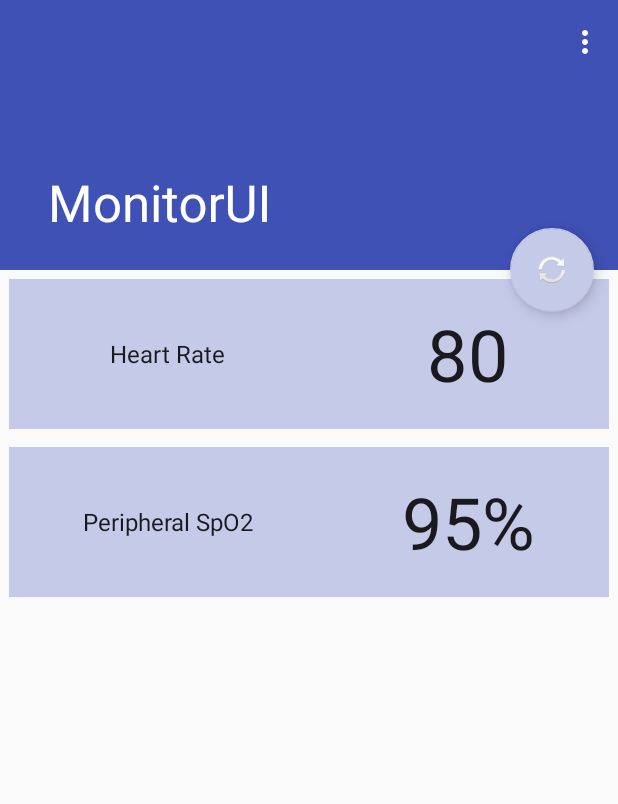
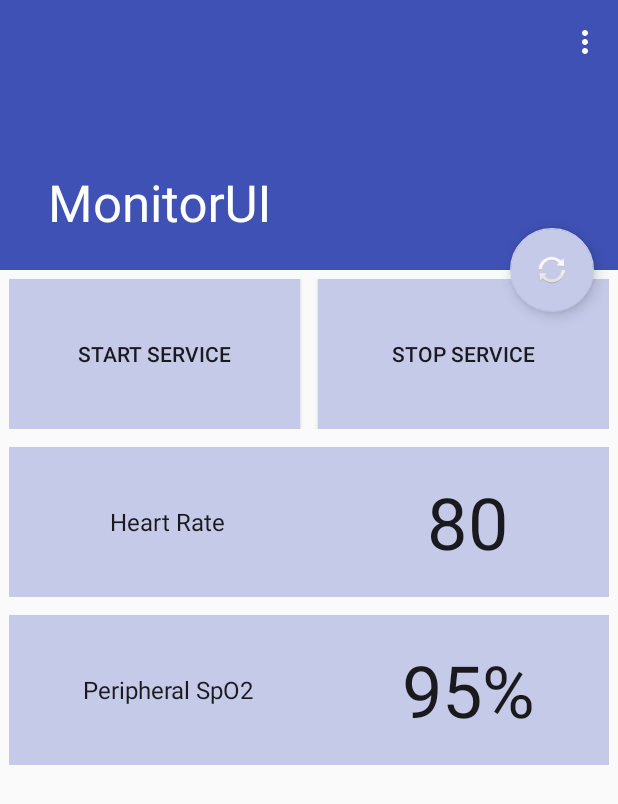
Before and after one commit to esodell1/MonitorUI, an Android app: the screen it shows after launch (DashboardActivity), on a phone screen of 412 x 824 dp. Shown: the top 804 px of the screen. Run offline under Robolectric (Android 15) with nearby library versions, the phone set to English and light mode, and no system bars.

Commit message:
Working NSD

```diff
--- a/app/build.gradle
+++ b/app/build.gradle
@@ -6,7 +6,7 @@ android {
 
     defaultConfig {
         applicationId "edu.uw.tcss450.monitorui"
-        minSdkVersion 15
+        minSdkVersion 16
         targetSdkVersion 23
         versionCode 1
         versionName "1.0"
--- a/app/src/main/java/edu/uw/tcss450/monitorui/AppCompatPreferenceActivity.java
+++ b/app/src/main/java/edu/uw/tcss450/monitorui/activities/AppCompatPreferenceActivity.java
@@ -1,4 +1,4 @@
-package edu.uw.tcss450.monitorui;
+package edu.uw.tcss450.monitorui.activities;
 
 import android.content.res.Configuration;
 import android.os.Bundle;
--- a/app/src/main/java/edu/uw/tcss450/monitorui/DashboardActivity.java
+++ b/app/src/main/java/edu/uw/tcss450/monitorui/activities/DashboardActivity.java
@@ -1,4 +1,4 @@
-package edu.uw.tcss450.monitorui;
+package edu.uw.tcss450.monitorui.activities;
 
 import android.content.Intent;
 import android.net.Uri;
@@ -7,15 +7,22 @@ import android.support.design.widget.FloatingActionButton;
 import android.support.design.widget.Snackbar;
 import android.support.v7.app.AppCompatActivity;
 import android.support.v7.widget.Toolbar;
+import android.util.Log;
 import android.view.View;
 import android.view.Menu;
 import android.view.MenuItem;
 
+import edu.uw.tcss450.monitorui.fragments.HrDbFragment;
+import edu.uw.tcss450.monitorui.R;
+import edu.uw.tcss450.monitorui.fragments.Spo2DbFragment;
+import edu.uw.tcss450.monitorui.network.NsdHelper;
+
 public class DashboardActivity extends AppCompatActivity implements HrDbFragment.OnFragmentInteractionListener,
         Spo2DbFragment.OnFragmentInteractionListener {
-
-    View hrdb_fragment;
-    View spo2db_fragment;
+    private static final String TAG = "MonitorUI";
+    private NsdHelper mNsdHelper;
+    private View hrdb_fragment;
+    private View spo2db_fragment;
 
     @Override
     protected void onCreate(Bundle savedInstanceState) {
@@ -81,4 +88,35 @@ public class DashboardActivity extends AppCompatActivity implements HrDbFragment
     public void onHRUpdate(Uri uri) {
 
     }
+
+    @Override
+    protected void onStop() {
+        super.onStop();
+    }
+
+    @Override
+    protected void onStart() {
+        Log.d(TAG, "Starting.");
+        mNsdHelper = new NsdHelper(this);
+        mNsdHelper.initializeNsd();
+        super.onStart();
+    }
+
+    @Override
+    protected void onResume() {
+        Log.d(TAG, "Resuming.");
+        super.onResume();
+        if (mNsdHelper != null) {
+            mNsdHelper.discoverServices();
+        }
+    }
+
+    @Override
+    protected void onPause() {
+        Log.d(TAG, "Pausing.");
+        if (mNsdHelper != null) {
+            mNsdHelper.stopDiscovery();
+        }
+        super.onPause();
+    }
 }
--- a/app/src/main/java/edu/uw/tcss450/monitorui/HRActivity.java
+++ b/app/src/main/java/edu/uw/tcss450/monitorui/activities/HRActivity.java
@@ -1,4 +1,4 @@
-package edu.uw.tcss450.monitorui;
+package edu.uw.tcss450.monitorui.activities;
 
 import android.support.design.widget.FloatingActionButton;
 import android.support.design.widget.Snackbar;
@@ -17,6 +17,8 @@ import android.view.View;
 import android.view.ViewGroup;
 
 import android.widget.TextView;
+
+import edu.uw.tcss450.monitorui.R;
 
 public class HRActivity extends AppCompatActivity {
 
--- a/app/src/main/java/edu/uw/tcss450/monitorui/SettingsActivity.java
+++ b/app/src/main/java/edu/uw/tcss450/monitorui/activities/SettingsActivity.java
@@ -1,4 +1,4 @@
-package edu.uw.tcss450.monitorui;
+package edu.uw.tcss450.monitorui.activities;
 
 
 import android.annotation.TargetApi;
@@ -22,6 +22,8 @@ import android.view.MenuItem;
 import android.support.v4.app.NavUtils;
 
 import java.util.List;
+
+import edu.uw.tcss450.monitorui.R;
 
 /**
  * A {@link PreferenceActivity} that presents a set of application settings. On
--- a/app/src/main/java/edu/uw/tcss450/monitorui/Spo2DbFragment.java
+++ b/app/src/main/java/edu/uw/tcss450/monitorui/fragments/Spo2DbFragment.java
@@ -1,4 +1,4 @@
-package edu.uw.tcss450.monitorui;
+package edu.uw.tcss450.monitorui.fragments;
 
 import android.content.Context;
 import android.net.Uri;
@@ -7,6 +7,8 @@ import android.support.v4.app.Fragment;
 import android.view.LayoutInflater;
 import android.view.View;
 import android.view.ViewGroup;
+
+import edu.uw.tcss450.monitorui.R;
 
 
 /**
--- /dev/null
+++ b/app/src/main/java/edu/uw/tcss450/monitorui/network/NsdHelper.java
@@ -0,0 +1,141 @@
+package edu.uw.tcss450.monitorui.network;
+
+import android.net.nsd.NsdServiceInfo;
+import android.content.Context;
+import android.net.nsd.NsdManager;
+import android.util.Log;
+
+public class NsdHelper {
+    Context mContext;
+    NsdManager mNsdManager;
+    NsdManager.ResolveListener mResolveListener;
+    NsdManager.DiscoveryListener mDiscoveryListener;
+    NsdManager.RegistrationListener mRegistrationListener;
+    public static final String SERVICE_TYPE = "_http._tcp.";
+    public static final String TAG = "MonitorService";
+    public String mServiceName = "MonitorService";
+    NsdServiceInfo mService;
+
+    public NsdHelper(Context context) {
+        mContext = context;
+        mNsdManager = (NsdManager) context.getSystemService(Context.NSD_SERVICE);
+    }
+    public void initializeNsd() {
+        initializeResolveListener();
+        //mNsdManager.init(mContext.getMainLooper(), this);
+    }
+    public void initializeDiscoveryListener() {
+        mDiscoveryListener = new NsdManager.DiscoveryListener() {
+            @Override
+            public void onDiscoveryStarted(String regType) {
+                Log.d(TAG, "Service discovery started");
+            }
+            @Override
+            public void onServiceFound(NsdServiceInfo service) {
+                // TODO: Determine service type and name, store globally
+                Log.d(TAG, "Service discovery success: " + service.getServiceName());
+                if (!service.getServiceType().equals(SERVICE_TYPE)) {
+                    Log.d(TAG, "Unknown Service Type: " + service.getServiceType());
+                } else if (service.getServiceName().equals(mServiceName)) {
+                    Log.d(TAG, "Same machine: " + mServiceName);
+                } else if (service.getServiceName().contains(mServiceName)){
+                    mNsdManager.resolveService(service, mResolveListener);
+                }
+            }
+            @Override
+            public void onServiceLost(NsdServiceInfo service) {
+                Log.e(TAG, "service lost" + service);
+                if (mService == service) {
+                    mService = null;
+                }
+            }
+            @Override
+            public void onDiscoveryStopped(String serviceType) {
+                Log.i(TAG, "Discovery stopped: " + serviceType);
+            }
+            @Override
+            public void onStartDiscoveryFailed(String serviceType, int errorCode) {
+                Log.e(TAG, "Discovery failed: Error code:" + errorCode);
+            }
+            @Override
+            public void onStopDiscoveryFailed(String serviceType, int errorCode) {
+                Log.e(TAG, "Discovery failed: Error code:" + errorCode);
+            }
+        };
+    }
+    public void initializeResolveListener() {
+        mResolveListener = new NsdManager.ResolveListener() {
+            @Override
+            public void onResolveFailed(NsdServiceInfo serviceInfo, int errorCode) {
+                Log.e(TAG, "Resolve failed" + errorCode);
+            }
+            @Override
+            public void onServiceResolved(NsdServiceInfo serviceInfo) {
+                Log.e(TAG, "Resolve Succeeded. " + serviceInfo);
+                if (serviceInfo.getServiceName().equals(mServiceName)) {
+                    Log.d(TAG, "Same IP.");
+                    return;
+                }
+                mService = serviceInfo;
+            }
+        };
+    }
+    public void initializeRegistrationListener() {
+        mRegistrationListener = new NsdManager.RegistrationListener() {
+            @Override
+            public void onServiceRegistered(NsdServiceInfo NsdServiceInfo) {
+                mServiceName = NsdServiceInfo.getServiceName();
+                Log.d(TAG, "Service registered: " + mServiceName);
+            }
+            @Override
+            public void onRegistrationFailed(NsdServiceInfo arg0, int arg1) {
+                Log.d(TAG, "Service registration failed: " + arg1);
+            }
+            @Override
+            public void onServiceUnregistered(NsdServiceInfo arg0) {
+                Log.d(TAG, "Service unregistered: " + arg0.getServiceName());
+            }
+            @Override
+            public void onUnregistrationFailed(NsdServiceInfo serviceInfo, int errorCode) {
+                Log.d(TAG, "Service unregistration failed: " + errorCode);
+            }
+        };
+    }
+    public void registerService(int port) {
+        tearDown();  // Cancel any previous registration request
+        initializeRegistrationListener();
+        NsdServiceInfo serviceInfo  = new NsdServiceInfo();
+        serviceInfo.setPort(port);
+        serviceInfo.setServiceName(mServiceName);
+        serviceInfo.setServiceType(SERVICE_TYPE);
+        mNsdManager.registerService(
+                serviceInfo, NsdManager.PROTOCOL_DNS_SD, mRegistrationListener);
+    }
+    public void discoverServices() {
+        stopDiscovery();  // Cancel any existing discovery request
+        initializeDiscoveryListener();
+        mNsdManager.discoverServices(
+                SERVICE_TYPE, NsdManager.PROTOCOL_DNS_SD, mDiscoveryListener);
+    }
+    public void stopDiscovery() {
+        if (mDiscoveryListener != null) {
+            try {
+                mNsdManager.stopServiceDiscovery(mDiscoveryListener);
+            } finally {
+            }
+            mDiscoveryListener = null;
+        }
+    }
+    public NsdServiceInfo getChosenServiceInfo() {
+        return mService;
+    }
+    public void tearDown() {
+        if (mRegistrationListener != null) {
+            try {
+                mNsdManager.unregisterService(mRegistrationListener);
+            } finally {
+            }
+            mRegistrationListener = null;
+        }
+    }
+}
--- a/app/src/main/res/layout/activity_dashboard.xml
+++ b/app/src/main/res/layout/activity_dashboard.xml
@@ -5,7 +5,7 @@
     android:layout_width="match_parent"
     android:layout_height="match_parent"
     android:fitsSystemWindows="true"
-    tools:context="edu.uw.tcss450.monitorui.DashboardActivity">
+    tools:context=".activities.DashboardActivity">
 
     <android.support.design.widget.AppBarLayout
         android:id="@+id/app_bar"
--- a/app/src/main/res/layout/activity_hr.xml
+++ b/app/src/main/res/layout/activity_hr.xml
@@ -6,7 +6,7 @@
     android:layout_width="match_parent"
     android:layout_height="match_parent"
     android:fitsSystemWindows="true"
-    tools:context="edu.uw.tcss450.monitorui.HRActivity">
+    tools:context=".activities.HRActivity">
 
     <android.support.design.widget.AppBarLayout
         android:id="@+id/appbar"
--- a/app/src/main/res/layout/content_dashboard.xml
+++ b/app/src/main/res/layout/content_dashboard.xml
@@ -6,7 +6,7 @@
     android:layout_height="match_parent"
     android:id="@+id/dashboard_view"
     app:layout_behavior="@string/appbar_scrolling_view_behavior"
-    tools:context="edu.uw.tcss450.monitorui.DashboardActivity"
+    tools:context=".activities.DashboardActivity"
     tools:showIn="@layout/activity_dashboard">
 
     <LinearLayout
@@ -14,13 +14,40 @@
         android:layout_height="wrap_content"
         android:orientation="vertical">
 
+        <LinearLayout
+            android:orientation="horizontal"
+            android:layout_width="match_parent"
+            android:layout_height="@dimen/db_item_height"
+            android:layout_margin="@dimen/db_item_margin">
+
+            <Button
+                android:layout_width="0dp"
+                android:layout_height="match_parent"
+                android:layout_weight="1"
+                android:layout_marginEnd="@dimen/db_item_margin"
+                android:layout_marginRight="@dimen/db_item_margin"
+                android:background="@color/colorAccent"
+                android:text="@string/button_start"
+                android:id="@+id/button_start" />
+
+            <Button
+                android:layout_width="0dp"
+                android:layout_height="match_parent"
+                android:layout_weight="1"
+                android:layout_marginStart="@dimen/db_item_margin"
+                android:layout_marginLeft="@dimen/db_item_margin"
+                android:background="@color/colorAccent"
+                android:text="@string/button_stop"
+                android:id="@+id/button_stop" />
+        </LinearLayout>
+
         <fragment
             android:id="@+id/hrdb"
             android:layout_width="match_parent"
             android:layout_height="wrap_content"
             android:layout_margin="@dimen/db_item_margin"
-            android:name="edu.uw.tcss450.monitorui.HrDbFragment"
-            class="edu.uw.tcss450.monitorui.HrDbFragment"
+            android:name="edu.uw.tcss450.monitorui.fragments.HrDbFragment"
+            class="edu.uw.tcss450.monitorui.fragments.HrDbFragment"
             tools:layout="@layout/fragment_hr_db" />
 
         <fragment
@@ -28,9 +55,11 @@
             android:layout_width="match_parent"
             android:layout_height="wrap_content"
             android:layout_margin="@dimen/db_item_margin"
-            android:name="edu.uw.tcss450.monitorui.Spo2DbFragment"
-            class="edu.uw.tcss450.monitorui.Spo2DbFragment"
+            android:name="edu.uw.tcss450.monitorui.fragments.Spo2DbFragment"
+            class="edu.uw.tcss450.monitorui.fragments.Spo2DbFragment"
             tools:layout="@layout/fragment_spo2_db" />
+
+
     </LinearLayout>
 
 
--- a/app/src/main/res/layout/fragment_hr.xml
+++ b/app/src/main/res/layout/fragment_hr.xml
@@ -6,7 +6,7 @@
     android:paddingLeft="@dimen/activity_horizontal_margin"
     android:paddingRight="@dimen/activity_horizontal_margin"
     android:paddingTop="@dimen/activity_vertical_margin"
-    tools:context="edu.uw.tcss450.monitorui.HRActivity$PlaceholderFragment">
+    tools:context=".activities.HRActivity$PlaceholderFragment">
 
     <TextView
         android:id="@+id/section_label"
--- a/app/src/main/res/layout/fragment_hr_db.xml
+++ b/app/src/main/res/layout/fragment_hr_db.xml
@@ -3,7 +3,7 @@
     android:layout_width="match_parent"
     android:layout_height="@dimen/db_item_height"
     android:layout_margin="@dimen/db_item_margin"
-    tools:context="edu.uw.tcss450.monitorui.HrDbFragment"
+    tools:context=".fragments.HrDbFragment"
     android:clickable="true"
     android:orientation="horizontal"
     android:background="@color/colorAccent"
--- a/app/src/main/res/layout/fragment_spo2_db.xml
+++ b/app/src/main/res/layout/fragment_spo2_db.xml
@@ -3,7 +3,7 @@
     android:layout_width="match_parent"
     android:layout_height="@dimen/db_item_height"
     android:layout_margin="@dimen/db_item_margin"
-    tools:context="edu.uw.tcss450.monitorui.HrDbFragment"
+    tools:context=".fragments.HrDbFragment"
     android:clickable="true"
     android:orientation="horizontal"
     android:background="@color/colorAccent"
--- a/app/src/main/res/menu/menu_dashboard.xml
+++ b/app/src/main/res/menu/menu_dashboard.xml
@@ -1,7 +1,7 @@
 <menu xmlns:android="http://schemas.android.com/apk/res/android"
     xmlns:app="http://schemas.android.com/apk/res-auto"
     xmlns:tools="http://schemas.android.com/tools"
-    tools:context="edu.uw.tcss450.monitorui.DashboardActivity">
+    tools:context=".activities.DashboardActivity">
     <item
         android:id="@+id/action_settings"
         android:orderInCategory="100"
--- a/app/src/main/res/menu/menu_hr.xml
+++ b/app/src/main/res/menu/menu_hr.xml
@@ -1,7 +1,7 @@
 <menu xmlns:android="http://schemas.android.com/apk/res/android"
     xmlns:app="http://schemas.android.com/apk/res-auto"
     xmlns:tools="http://schemas.android.com/tools"
-    tools:context="edu.uw.tcss450.monitorui.HRActivity">
+    tools:context=".activities.HRActivity">
     <item
         android:id="@+id/action_settings"
         android:orderInCategory="100"
--- a/app/src/main/res/values/strings.xml
+++ b/app/src/main/res/values/strings.xml
@@ -68,4 +68,6 @@
     <string name="db_spo2">Peripheral SpO2</string>
     <string name="title_activity_hr">Heart Rate</string>
     <string name="section_format">Hello World from section: %1$d</string>
+    <string name="button_start">Start Service</string>
+    <string name="button_stop">Stop Service</string>
 </resources>
--- a/app/src/main/res/xml/pref_headers.xml
+++ b/app/src/main/res/xml/pref_headers.xml
@@ -3,17 +3,17 @@
     <!-- These settings headers are only used on tablets. -->
 
     <header
-        android:fragment="edu.uw.tcss450.monitorui.SettingsActivity$GeneralPreferenceFragment"
+        android:fragment="edu.uw.tcss450.monitorui.activities.SettingsActivity$GeneralPreferenceFragment"
         android:icon="@drawable/ic_info_black_24dp"
         android:title="@string/pref_header_general" />
 
     <header
-        android:fragment="edu.uw.tcss450.monitorui.SettingsActivity$NotificationPreferenceFragment"
+        android:fragment="edu.uw.tcss450.monitorui.activities.SettingsActivity$NotificationPreferenceFragment"
         android:icon="@drawable/ic_notifications_black_24dp"
         android:title="@string/pref_header_notifications" />
 
     <header
-        android:fragment="edu.uw.tcss450.monitorui.SettingsActivity$DataSyncPreferenceFragment"
+        android:fragment="edu.uw.tcss450.monitorui.activities.SettingsActivity$DataSyncPreferenceFragment"
         android:icon="@drawable/ic_sync_black_24dp"
         android:title="@string/pref_header_data_sync" />
 
```
Also changed, not shown: app/src/main/AndroidManifest.xml (+9 -7 lines), app/src/main/java/edu/uw/tcss450/monitorui/fragments/HrDbFragment.java (renamed from app/src/main/java/edu/uw/tcss450/monitorui/HrDbFragment.java, +3 -4 lines).
